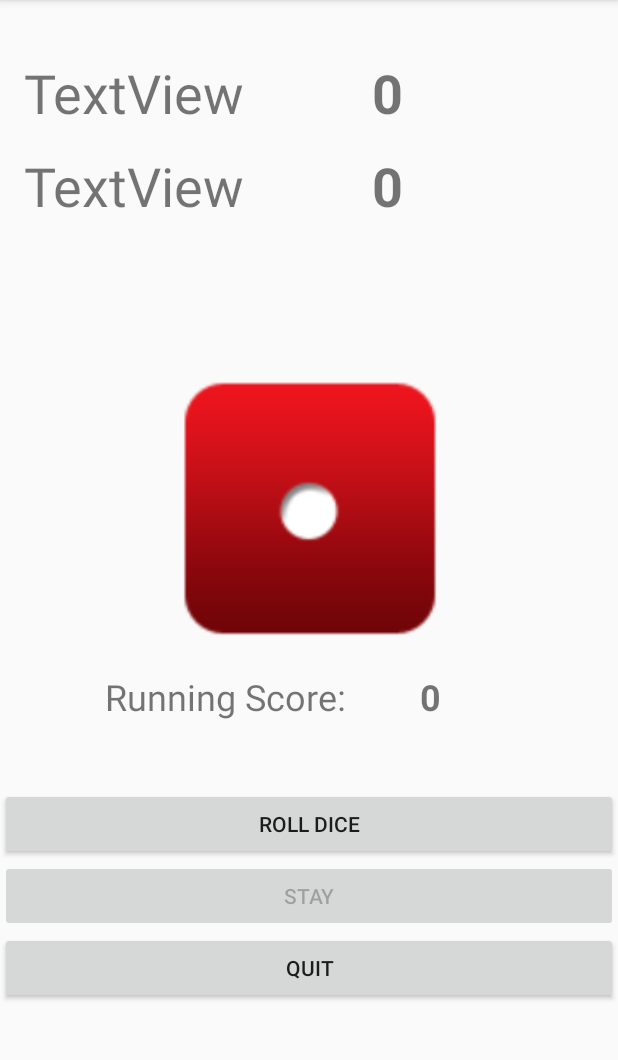
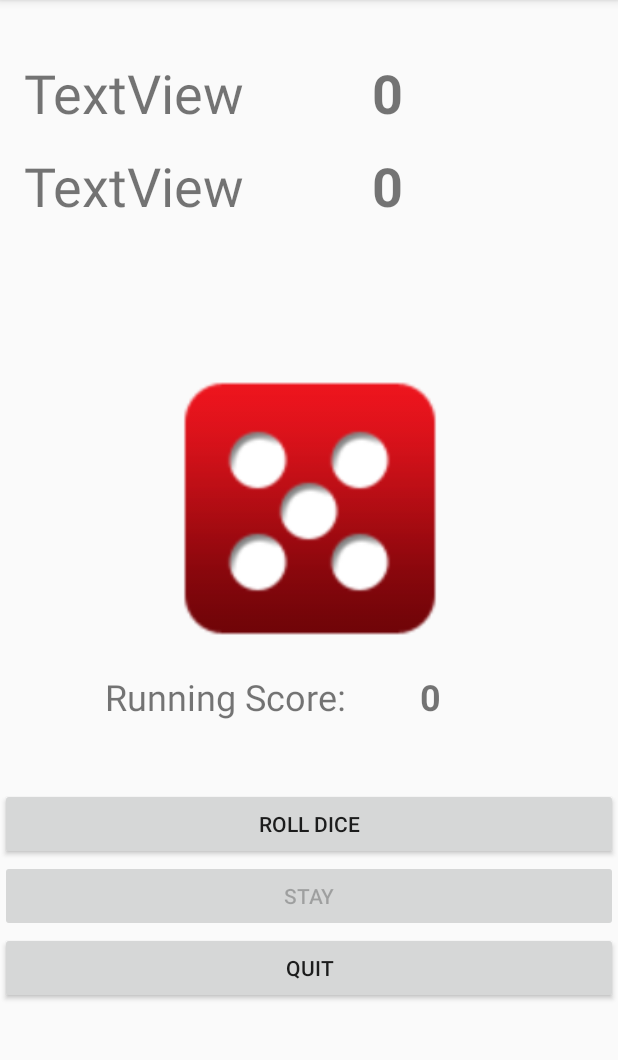
Before and after one commit to tlasalle5027/PigDiceAndroid, an Android app: the GameActivity screen opened directly, with no data from a screen before it, after a tap on "ROLL DICE", on a phone screen of 412 x 824 dp, the part 84-1144 px from its top. Run offline under Robolectric (Android 15) with nearby library versions, the light colour scheme and no system bars; 1 statement that could not run was skipped.

Commit message:
Fixed issues with Dice Images not changing Added runningScore to GameLogic

```diff
--- a/app/src/main/java/com/tel5027/pigdice/Activities/GameActivity.java
+++ b/app/src/main/java/com/tel5027/pigdice/Activities/GameActivity.java
@@ -4,6 +4,7 @@ import androidx.appcompat.app.AppCompatActivity;
 
 import android.os.Bundle;
 import android.view.View;
+import android.widget.TextView;
 
 import com.tel5027.pigdice.Controller.GameLogic;
 import com.tel5027.pigdice.R;
@@ -13,6 +14,13 @@ public class GameActivity extends AppCompatActivity {
 
     public OptionStore os;
     private GameLogic engine;
+    private View gameScreen;
+
+    private TextView pName;
+    private TextView pScore;
+    private TextView cName;
+    private TextView cScore;
+    private TextView runScore;
 
     @Override
     protected void onCreate(Bundle savedInstanceState) {
@@ -27,6 +35,10 @@ public class GameActivity extends AppCompatActivity {
         }
 
         engine = new GameLogic(os);
+
+        gameScreen = this.findViewById(android.R.id.content);
+
+        runScore = (TextView)findViewById(R.id.runningScoreView);
     }
 
     public void quitGame(View view) {
@@ -34,6 +46,7 @@ public class GameActivity extends AppCompatActivity {
     }
 
     public void rollDice(View view) {
-        engine.playerTurn(view);
+        engine.playerTurn(gameScreen);
+        runScore.setText(Integer.toString(engine.getRunningScore()));
     }
 }
```
